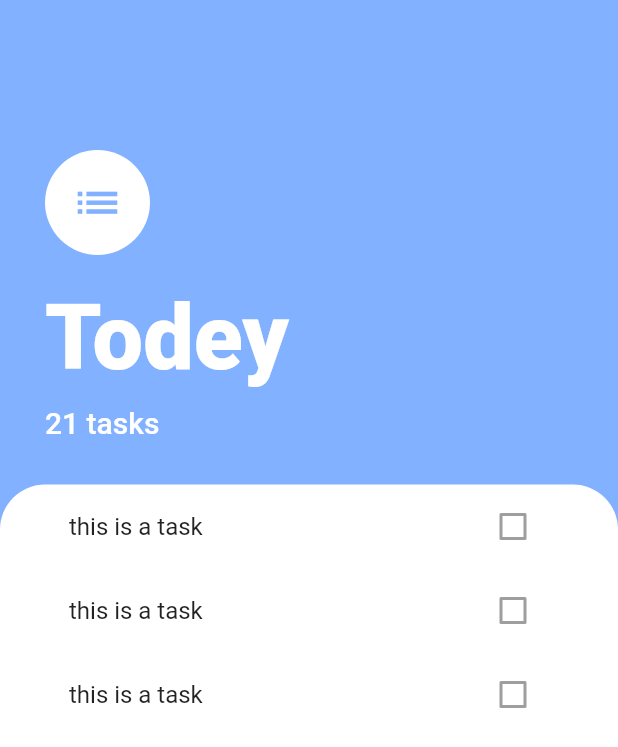
After one commit to akshaykoni174285/todey_flutter, a Flutter app: the screen it shows after launch, on a phone screen of 412 x 824 dp. The commit adds this screen. Shown: the top 747 px of the screen. Run offline on Flutter 3.47's test engine with Material 2 defaults, Android fonts, the phone set to English and light mode, and no system bars.

Commit message:
updated ui

```diff
--- /dev/null
+++ b/lib/widgets/task_list.dart
@@ -0,0 +1,16 @@
+import 'package:flutter/material.dart';
+import 'package:todey_flutter/widgets/task_list.dart';
+import 'package:todey_flutter/widgets/task_tile.dart';
+
+class TaskList extends StatelessWidget {
+  @override
+  Widget build(BuildContext context) {
+    return ListView(
+      children: [
+        TaskTile(),
+        TaskTile(),
+        TaskTile(),
+      ],
+    );
+  }
+}
--- /dev/null
+++ b/lib/widgets/task_tile.dart
@@ -0,0 +1,14 @@
+import 'package:flutter/material.dart';
+
+class TaskTile extends StatelessWidget {
+  @override
+  Widget build(BuildContext context) {
+    return ListTile(
+      title: Text("this is a task"),
+      trailing: Checkbox(
+        value: false,
+        onChanged: null,
+      ),
+    );
+  }
+}
```
Also changed, not shown: lib/screens/task_screen.dart (+2 -25 lines).
